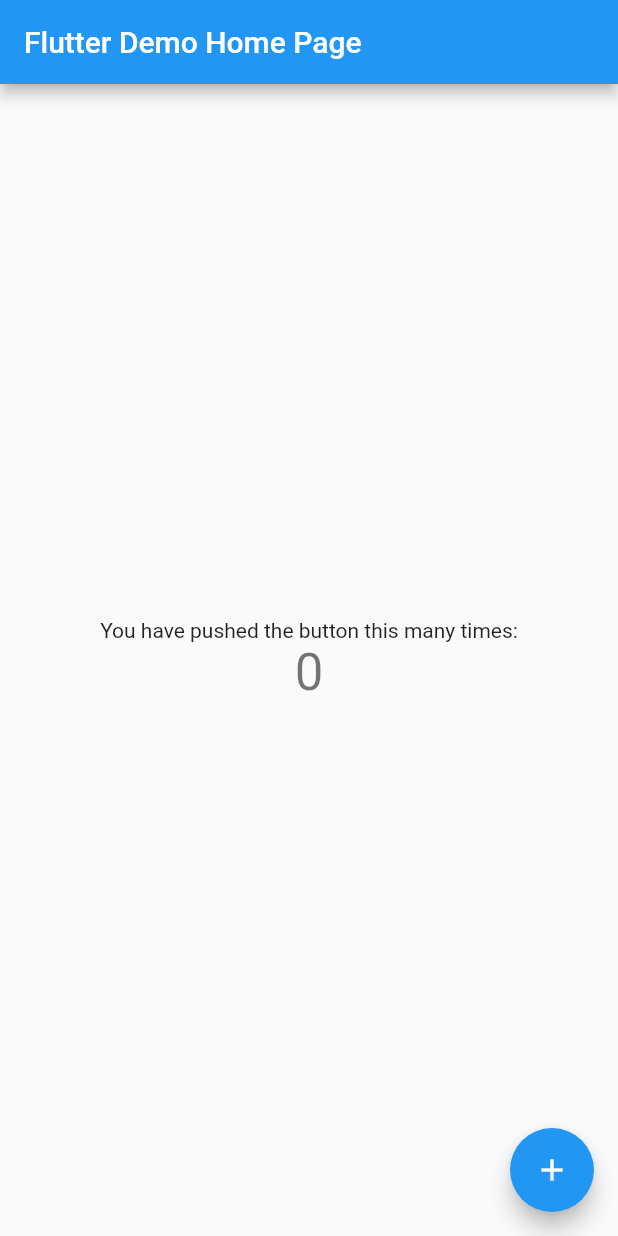
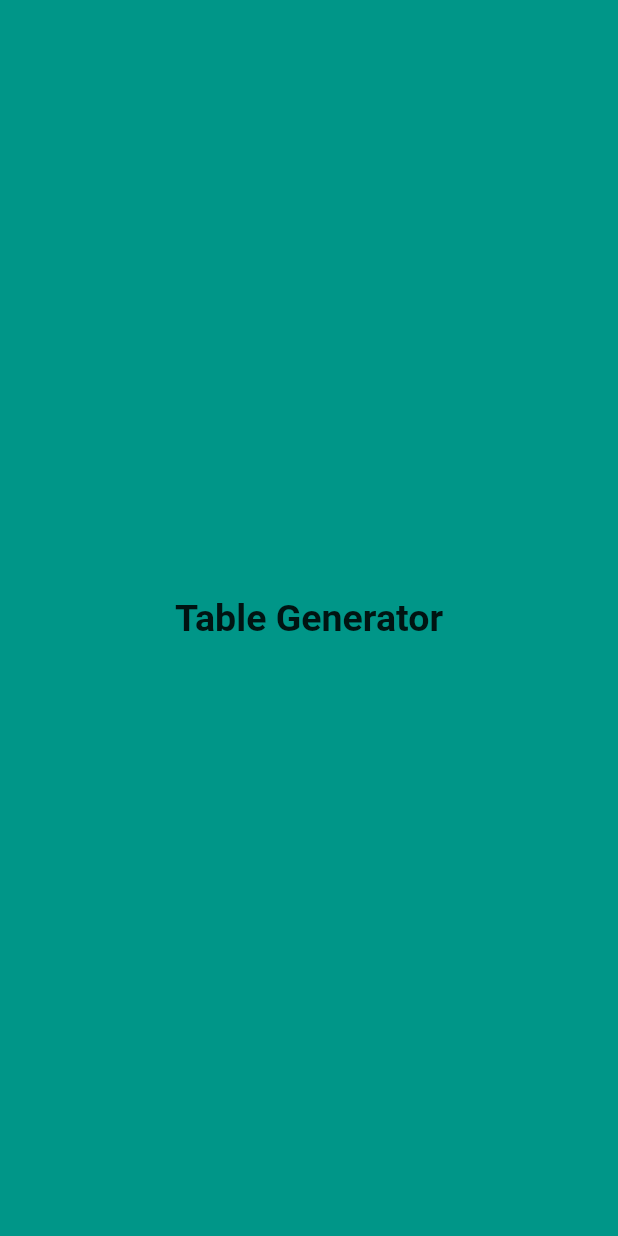
Before and after one commit to Sayyad-Amin/sp21-bcs-015, a Flutter app: the first screen one second after launch, on a phone screen of 412 x 824 dp. Run offline on Flutter 3.47's test engine with Material 2 defaults, Android fonts, the phone set to English and light mode, and no system bars; our stand-ins replace assets_audio_player.

Commit message:
splash screen added

```diff
--- a/table_genrator/lib/main.dart
+++ b/table_genrator/lib/main.dart
@@ -1,4 +1,5 @@
 import 'package:flutter/material.dart';
+import 'package:table_genrator/splash_screen.dart';
 
 void main() {
   runApp(const MyApp());
@@ -11,35 +12,19 @@
   @override
   Widget build(BuildContext context) {
     return MaterialApp(
+      debugShowCheckedModeBanner: false,
       title: 'Flutter Demo',
       theme: ThemeData(
-        // This is the theme of your application.
-        //
-        // Try running your application with "flutter run". You'll see the
-        // application has a blue toolbar. Then, without quitting the app, try
-        // changing the primarySwatch below to Colors.green and then invoke
-        // "hot reload" (press "r" in the console where you ran "flutter run",
-        // or simply save your changes to "hot reload" in a Flutter IDE).
-        // Notice that the counter didn't reset back to zero; the application
-        // is not restarted.
+
         primarySwatch: Colors.blue,
       ),
-      home: const MyHomePage(title: 'Flutter Demo Home Page'),
+      home: Splash_screen(),
     );
   }
 }
 
 class MyHomePage extends StatefulWidget {
   const MyHomePage({super.key, required this.title});
-
-  // This widget is the home page of your application. It is stateful, meaning
-  // that it has a State object (defined below) that contains fields that affect
-  // how it looks.
-
-  // This class is the configuration for the state. It holds the values (in this
-  // case the title) provided by the parent (in this case the App widget) and
-  // used by the build method of the State. Fields in a Widget subclass are
-  // always marked "final".
 
   final String title;
 
@@ -48,51 +33,24 @@
 }
 
 class _MyHomePageState extends State<MyHomePage> {
-  int _counter = 0;
+  int _counter = 2;
 
   void _incrementCounter() {
     setState(() {
-      // This call to setState tells the Flutter framework that something has
-      // changed in this State, which causes it to rerun the build method below
-      // so that the display can reflect the updated values. If we changed
-      // _counter without calling setState(), then the build method would not be
-      // called again, and so nothing would appear to happen.
       _counter++;
     });
   }
 
   @override
   Widget build(BuildContext context) {
-    // This method is rerun every time setState is called, for instance as done
-    // by the _incrementCounter method above.
-    //
-    // The Flutter framework has been optimized to make rerunning build methods
-    // fast, so that you can just rebuild anything that needs updating rather
-    // than having to individually change instances of widgets.
     return Scaffold(
       appBar: AppBar(
-        // Here we take the value from the MyHomePage object that was created by
-        // the App.build method, and use it to set our appbar title.
         title: Text(widget.title),
       ),
       body: Center(
-        // Center is a layout widget. It takes a single child and positions it
-        // in the middle of the parent.
+
         child: Column(
-          // Column is also a layout widget. It takes a list of children and
-          // arranges them vertically. By default, it sizes itself to fit its
-          // children horizontally, and tries to be as tall as its parent.
-          //
-          // Invoke "debug painting" (press "p" in the console, choose the
-          // "Toggle Debug Paint" action from the Flutter Inspector in Android
-          // Studio, or the "Toggle Debug Paint" command in Visual Studio Code)
-          // to see the wireframe for each widget.
-          //
-          // Column has various properties to control how it sizes itself and
-          // how it positions its children. Here we use mainAxisAlignment to
-          // center the children vertically; the main axis here is the vertical
-          // axis because Columns are vertical (the cross axis would be
-          // horizontal).
+
           mainAxisAlignment: MainAxisAlignment.center,
           children: <Widget>[
             const Text(
@@ -109,7 +67,7 @@
         onPressed: _incrementCounter,
         tooltip: 'Increment',
         child: const Icon(Icons.add),
-      ), // This trailing comma makes auto-formatting nicer for build methods.
+      ),
     );
   }
 }
--- /dev/null
+++ b/table_genrator/lib/splash_screen.dart
@@ -0,0 +1,31 @@
+import 'dart:async';
+
+import 'package:flutter/cupertino.dart';
+import 'package:flutter/material.dart';
+import 'package:table_genrator/main.dart';
+
+class Splash_screen extends StatefulWidget {
+  @override
+  State<Splash_screen> createState() => _Splash_screenState();
+}
+class _Splash_screenState extends State<Splash_screen> {
+  @override
+  void initState() {
+    super.initState();
+    Timer(Duration(seconds: 3), () {
+      Navigator.pushReplacement(context, MaterialPageRoute(builder: (context){
+        return MyHomePage(title: 'Table Genrator',);
+      }));
+    });
+  }
+  Widget build(BuildContext context) {
+    return Scaffold(
+      body: Container(
+        color: Colors.teal,
+        child: Center(child: Text('Table Generator',
+          style: TextStyle(fontSize: 25,
+              fontWeight: FontWeight.w700),)),
+      ),
+    );
+  }
+}
```
